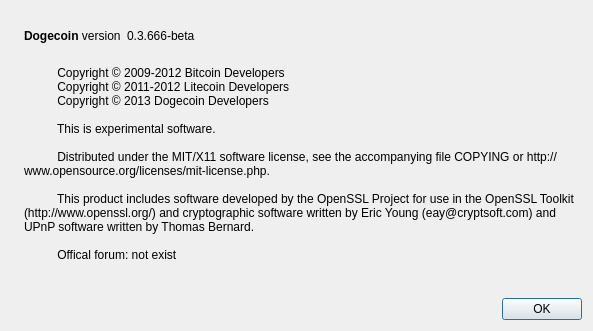
Before: the Qt Designer form src/qt/forms/aboutdialog.ui in koindashian/koindashian, drawn with Qt 5.
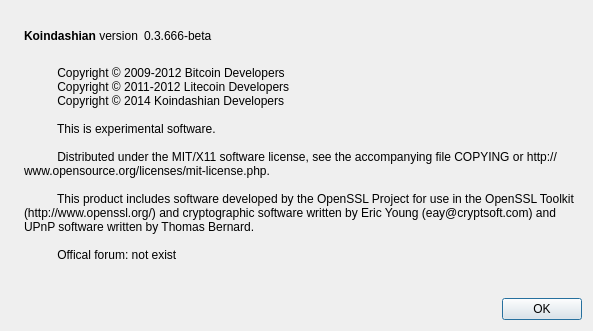
After: the same form once the commit is applied. Icons and pictures are not drawn.

What changed in the file:
```diff
--- a/src/qt/forms/aboutdialog.ui
+++ b/src/qt/forms/aboutdialog.ui
@@ -50,7 +50,7 @@
           <cursorShape>IBeamCursor</cursorShape>
          </property>
          <property name="text">
-          <string>&lt;b&gt;Dogecoin&lt;/b&gt; version</string>
+          <string>&lt;b&gt;Koindashian&lt;/b&gt; version</string>
          </property>
          <property name="textInteractionFlags">
           <set>Qt::LinksAccessibleByMouse|Qt::TextSelectableByKeyboard|Qt::TextSelectableByMouse</set>
@@ -97,7 +97,7 @@
         <string>
           Copyright © 2009-2012 Bitcoin Developers
           Copyright © 2011-2012 Litecoin Developers
-          Copyright © 2013 Dogecoin Developers
+          Copyright © 2014 Koindashian Developers
 
           This is experimental software.
 
```
Left out of the diff: 2 changed lines with no effect on the pictures.
